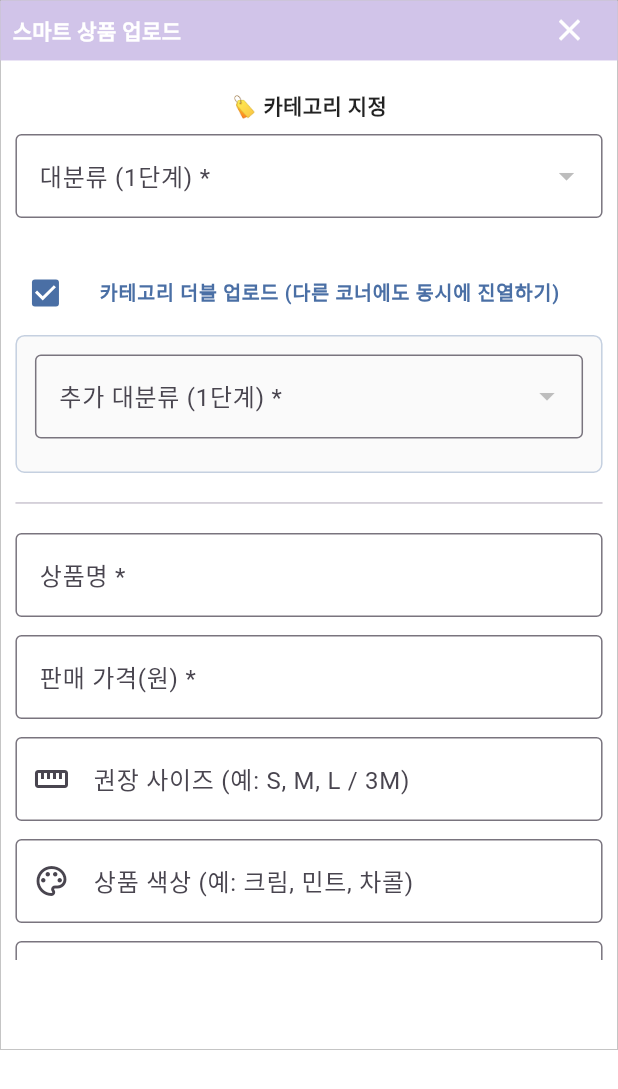
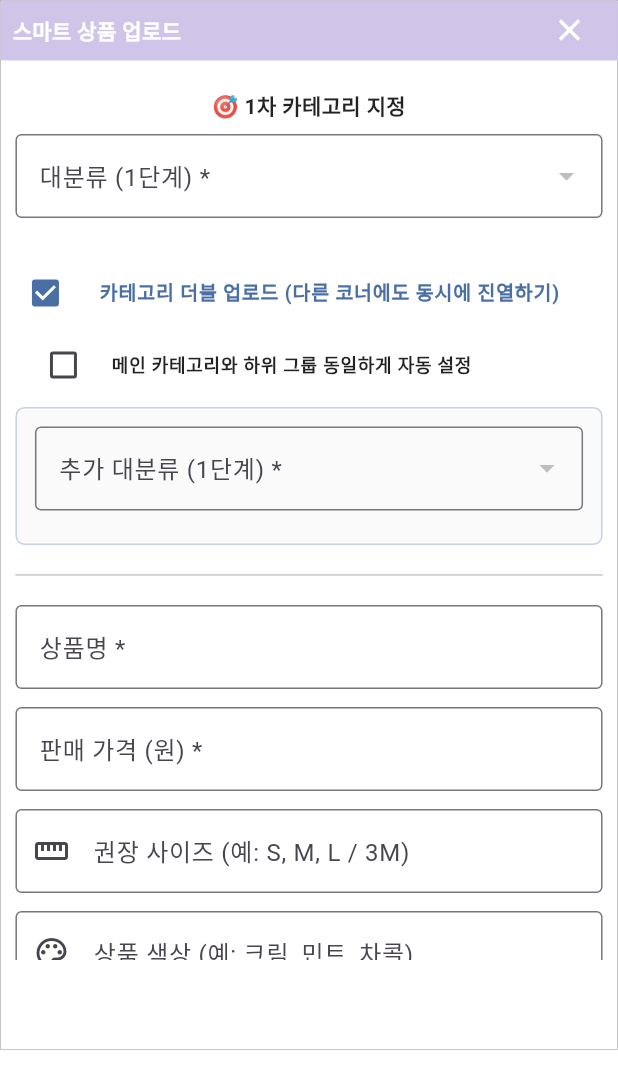
Before and after one commit to Moon-jbin/more_pic, a Flutter app: the ProductUploadDlg widget shown alone on an empty page, opened directly, after a tap on "카테고리 더블 업로드 (다른 코너에도 동시에 진열하기)", on a phone screen of 412 x 824 dp. Shown: the top 1089 px of the screen. Run offline on Flutter 3.47's test engine with Material 3 defaults, Android fonts, the light colour scheme and no system bars; our stand-ins replace cached_network_image, cloud_firestore, firebase_auth, firebase_core, firebase_storage, flutter_hooks and 6 more; missing offline and left inert: dart:html; accounts and stored records are empty; Roboto replaces fonts that are missing (NotoSansKR).

Commit message:
Fix : 하위 그룹 동결 기능 추가

```diff
--- a/lib/utils/dialog/product_upload_dlg.dart
+++ b/lib/utils/dialog/product_upload_dlg.dart
@@ -1,19 +1,15 @@
 import 'dart:async';
 import 'dart:html' as html;
 import 'dart:typed_data';
-import 'dart:ui' as ui;
 import 'package:flutter/material.dart';
 import 'package:flutter_hooks/flutter_hooks.dart';
-import 'package:flutter_image_compress/flutter_image_compress.dart';
 import 'package:hooks_riverpod/hooks_riverpod.dart';
 import 'package:image_picker/image_picker.dart';
-import 'package:more_pic/db/product_repository.dart';
-import 'package:more_pic/global/component/tag_input_widget.dart';
+import 'package:more_pic/provider/product_db_provider.dart';
 import 'package:more_pic/global/custom_widget/custom_widget.dart';
 import 'package:more_pic/global/global.dart';
-import 'package:more_pic/provider/product_db_provider.dart';
-import 'package:cross_file/cross_file.dart';
 import 'package:more_pic/provider/search_provider.dart';
+import 'package:more_pic/db/product_repository.dart';
 
 class ProductUploadDlg extends HookConsumerWidget {
   const ProductUploadDlg({super.key});
@@ -30,24 +26,47 @@ class ProductUploadDlg extends HookConsumerWidget {
     final productImages = useState<List<XFile>>([]);
     final isLoading = useState<bool>(false);
 
-    // 🌟 파이어베이스 동적 메뉴 실시간 수혈
     final menuAsync = ref.watch(globalMenuProvider);
     final List<Map<String, dynamic>> menuData = (menuAsync.value ?? [])
         .map((e) => Map<String, dynamic>.from(e))
         .toList();
 
-    // 🌟 [완치 포인트 1]: 무제한 깊이를 수용하기 위해 선택된 타이틀 경로를 '배열'로 관리합니다!
     final selectedPath1 = useState<List<String>>([]);
 
-    // 🌟 [완치 포인트 2]: 더블 업로드용 추가 카테고리 역시 배열 경로로 무제한 관리합니다.
     final isDoubleCategoryEnabled = useState<bool>(false);
+    // 🚀 [추가됨] 하위 카테고리 동기화 체크박스 상태
+    final isSyncSubCategory = useState<bool>(false);
     final selectedPath2 = useState<List<String>>([]);
 
     final shippingType = useState<String>('국내배송');
     final progress = useState<double>(0.0);
     final progressMsg = useState<String>("");
 
-    // 🌟 [동적 트리 계산기]
+    // 🚀 [추가됨] 메인 카테고리(Path1)가 변경될 때 Path2를 동기화하는 핵심 로직
+    useEffect(() {
+      if (isDoubleCategoryEnabled.value &&
+          isSyncSubCategory.value &&
+          selectedPath2.value.isNotEmpty) {
+
+        final tier1 = selectedPath2.value.first;
+        final syncPath = [tier1];
+
+        // 메인 카테고리의 2단계, 3단계가 있다면 그대로 복사
+        if (selectedPath1.value.length > 1) {
+          syncPath.addAll(selectedPath1.value.sublist(1));
+        }
+
+        // 무한 루프 방지를 위해 값이 다를 때만 업데이트
+        if (selectedPath2.value.join('_') != syncPath.join('_')) {
+          Future.microtask(() {
+            selectedPath2.value = syncPath;
+          });
+        }
+      }
+      return null;
+    }, [selectedPath1.value, isSyncSubCategory.value, isDoubleCategoryEnabled.value]);
+
+
     List<List<Map<String, dynamic>>> getActiveDropdownLevels(
         List<String> currentPath) {
       List<List<Map<String, dynamic>>> levels = [menuData];
@@ -78,7 +97,6 @@ class ProductUploadDlg extends HookConsumerWidget {
       return levels;
     }
 
-    // 🌟 [최종 말단 노드 추적기]
     Map<String, dynamic>? getFinalSelectedNode(List<String> path) {
       if (path.isEmpty) return null;
       List<Map<String, dynamic>> currentLevel = menuData;
@@ -97,7 +115,6 @@ class ProductUploadDlg extends HookConsumerWidget {
       return (finalNode != null && finalNode.isNotEmpty) ? finalNode : null;
     }
 
-    // 👇 [변경됨] 플러터 ui.Image 대신 브라우저 네이티브 html.ImageElement를 직접 받습니다.
     Future<List<XFile>> sliceLongImageWeb(
         html.ImageElement htmlImgElement,
         int originalWidth,
@@ -141,7 +158,7 @@ class ProductUploadDlg extends HookConsumerWidget {
 
       while (currentY < originalHeight) {
         double percent = (currentY / originalHeight).clamp(0.1, 0.85);
-        onProgress(percent, "상세 이미지 [${index + 1}번째 조각] 여백 분석 중...");
+        onProgress(percent, "상세 이미지 [${index + 1}번째 조각] 여백 분석 중..");
 
         int searchLimitY = (currentY + maxSliceHeight).clamp(0, originalHeight);
         int bestCutY = searchLimitY;
@@ -210,7 +227,6 @@ class ProductUploadDlg extends HookConsumerWidget {
       return result;
     }
 
-    // 🚀 상품 업로드 처리 액션
     Future<void> submitProduct() async {
       final finalTargetNode = getFinalSelectedNode(selectedPath1.value);
 
@@ -219,7 +235,7 @@ class ProductUploadDlg extends HookConsumerWidget {
               finalTargetNode['children'] != null &&
               (finalTargetNode['children'] as List).isNotEmpty)) {
         ScaffoldMessenger.of(context).showSnackBar(const SnackBar(
-            content: Text('🏷️ [1번 카테고리] 가장 마지막 하위 단계까지 완전히 선택해 주세요!')));
+            content: Text('⚠️ [1차 카테고리] 가장 마지막 하위 단계까지 안전하게 선택해주세요')));
         return;
       }
 
@@ -231,7 +247,7 @@ class ProductUploadDlg extends HookConsumerWidget {
                 finalDoubleTargetNode['children'] != null &&
                 (finalDoubleTargetNode['children'] as List).isNotEmpty)) {
           ScaffoldMessenger.of(context).showSnackBar(const SnackBar(
-              content: Text('🏷️ [추가 카테고리] 활성화하셨으므로 마지막 하위 단계까지 선택해 주세요!')));
+              content: Text('⚠️ [추가 카테고리] 활성화하였으므로 마지막 하위 단계까지 선택해주세요')));
           return;
         }
       }
@@ -240,14 +256,14 @@ class ProductUploadDlg extends HookConsumerWidget {
           priceController.text.trim().isEmpty ||
           productImages.value.isEmpty) {
         ScaffoldMessenger.of(context).showSnackBar(
-            const SnackBar(content: Text('📝 상품명, 가격, 등록 이미지는 필수 항목입니다!')));
+            const SnackBar(content: Text('🛑 상품명, 가격, 등록 이미지는 필수 입력값입니다')));
         return;
       }
 
       try {
         isLoading.value = true;
         progress.value = 0.0;
-        progressMsg.value = "구글 클라우드 세션 연결 중...";
+        progressMsg.value = "구름 클라우드 통신 연결 중..";
         StateSetter? submitPopupSetState;
 
         showDialog(
@@ -265,7 +281,7 @@ class ProductUploadDlg extends HookConsumerWidget {
                   child: Column(
                     mainAxisSize: MainAxisSize.min,
                     children: [
-                      const Text("☁️ 신상 상품 구글 클라우드 멀티 진열 중",
+                      const Text("🚀 신상 상품 구름 클라우드 멀티 진열 중",
                           style: TextStyle(
                               fontWeight: FontWeight.bold, fontSize: 14)),
                       const SizedBox(height: 20),
@@ -320,7 +336,7 @@ class ProductUploadDlg extends HookConsumerWidget {
               shippingMethod: shippingMethodController.text.trim(),
               imageFiles: productImages.value,
               onProgress: (percent, message) {
-                updateSubmitStatus(percent, "구글 매대에 이쁘게 진열 중: $message");
+                updateSubmitStatus(percent, "구름 매대에 예쁘게 진열 중 $message");
               },
             );
 
@@ -336,7 +352,7 @@ class ProductUploadDlg extends HookConsumerWidget {
         if (context.mounted) Navigator.of(context, rootNavigator: true).pop();
         if (context.mounted) {
           Navigator.of(context).pop();
-          String successMsg = '🎉 [${finalTargetNode['title']}] 매대에 진열 완료!';
+          String successMsg = '✨ [${finalTargetNode['title']}] 매대에 진열 완료!';
           if (isDoubleCategoryEnabled.value) {
             successMsg += ' & [${finalDoubleTargetNode['title']}] 동시 복사 완료!';
           }
@@ -348,7 +364,7 @@ class ProductUploadDlg extends HookConsumerWidget {
           Navigator.of(context, rootNavigator: true).pop();
         }
         ScaffoldMessenger.of(context)
-            .showSnackBar(SnackBar(content: Text('❌ 멀티 등록 실패: $e')));
+            .showSnackBar(SnackBar(content: Text('🔥 멀티 등록 실패: $e')));
       } finally {
         isLoading.value = false;
       }
@@ -362,14 +378,13 @@ class ProductUploadDlg extends HookConsumerWidget {
     final dropdownLevels1 = getActiveDropdownLevels(selectedPath1.value);
     final dropdownLevels2 = getActiveDropdownLevels(selectedPath2.value);
 
-    // 📸 이미지 픽커 엔진
     final ImagePicker picker = ImagePicker();
     Future<void> pickCombinedProductImage() async {
       final List<XFile>? files = await picker.pickMultiImage();
       if (files == null || files.isEmpty) return;
 
       progress.value = 0.0;
-      progressMsg.value = "도매처 원본 해체 준비 중...";
+      progressMsg.value = "판매용 원본 해체 준비 중..";
       StateSetter? popupSetState;
 
       showDialog(
@@ -387,7 +402,7 @@ class ProductUploadDlg extends HookConsumerWidget {
                 child: Column(
                   mainAxisSize: MainAxisSize.min,
                   children: [
-                    const Text("📐 통이미지 해체 및 자동 섬네일 추출",
+                    const Text("🪄 통이미지 해체 및 자동 패널 추출",
                         style: TextStyle(
                             fontWeight: FontWeight.bold, fontSize: 14)),
                     const SizedBox(height: 20),
@@ -427,8 +442,6 @@ class ProductUploadDlg extends HookConsumerWidget {
         fileCount++;
         final Uint8List bytes = await file.readAsBytes();
 
-        // 👇 [핵심 변경] 에러가 나던 플러터 코덱(ui.instantiateImageCodec)을 지우고
-        // 브라우저의 강력한 네이티브 ImageElement를 이용해 우회하여 디코딩합니다.
         final blob = html.Blob([bytes]);
         final blobUrl = html.Url.createObjectUrlFromBlob(blob);
 
@@ -440,7 +453,7 @@ class ProductUploadDlg extends HookConsumerWidget {
             .listen((e) => imgLoadCompleter.completeError("이미지 디코딩 실패"));
         htmlImgElement.src = blobUrl;
 
-        await imgLoadCompleter.future; // 브라우저가 안전하게 이미지를 읽을 때까지 대기
+        await imgLoadCompleter.future;
 
         int imgWidth = htmlImgElement.naturalWidth;
         int imgHeight = htmlImgElement.naturalHeight;
@@ -458,7 +471,6 @@ class ProductUploadDlg extends HookConsumerWidget {
           finalProcessedList.add(file);
         }
 
-        // 메모리 누수 방지
         html.Url.revokeObjectUrl(blobUrl);
       }
 
@@ -481,7 +493,7 @@ class ProductUploadDlg extends HookConsumerWidget {
                   physics: const ClampingScrollPhysics(),
                   child: Column(
                     children: [
-                      const Text('🏷️ 카테고리 지정',
+                      const Text('🎯 1차 카테고리 지정',
                           style: TextStyle(
                               fontWeight: FontWeight.bold,
                               color: Colors.black87)),
@@ -519,6 +531,16 @@ class ProductUploadDlg extends HookConsumerWidget {
                                     .toList();
                                 newPath.add(val);
                                 selectedPath1.value = newPath;
+
+                                // 🚀 메인이 바뀌었는데 동기화 켜져있으면 두번째 카테고리도 갱신
+                                if (isDoubleCategoryEnabled.value && isSyncSubCategory.value && selectedPath2.value.isNotEmpty) {
+                                  final tier1 = selectedPath2.value.first;
+                                  final syncPath = [tier1];
+                                  if (newPath.length > 1) {
+                                    syncPath.addAll(newPath.sublist(1));
+                                  }
+                                  selectedPath2.value = syncPath;
+                                }
                               }
                             },
                           ),
@@ -538,10 +560,44 @@ class ProductUploadDlg extends HookConsumerWidget {
                         contentPadding: EdgeInsets.zero,
                         onChanged: (val) {
                           isDoubleCategoryEnabled.value = val ?? false;
+                          if (!isDoubleCategoryEnabled.value) {
+                             isSyncSubCategory.value = false; // 비활성화시 동기화도 끄기
+                          }
                         },
                       ),
 
                       if (isDoubleCategoryEnabled.value) ...[
+                        // 🚀 [추가됨] 하위 그룹 동일하게 설정 체크박스
+                        Padding(
+                          padding: const EdgeInsets.only(left: 12, bottom: 8),
+                          child: CheckboxListTile(
+                            title: const Text('메인 카테고리와 하위 그룹 동일하게 자동 설정',
+                                style: TextStyle(
+                                    fontSize: 12,
+                                    fontWeight: FontWeight.w600,
+                                    color: Colors.black87)),
+                            value: isSyncSubCategory.value,
+                            activeColor: const Color(0xFF4A6FA5),
+                            controlAffinity: ListTileControlAffinity.leading,
+                            contentPadding: EdgeInsets.zero,
+                            dense: true,
+                            visualDensity: VisualDensity.compact,
+                            onChanged: (val) {
+                              isSyncSubCategory.value = val ?? false;
+
+                              if (isSyncSubCategory.value && selectedPath2.value.isNotEmpty) {
+                                // 켜는 순간 즉시 동기화 세팅
+                                final tier1 = selectedPath2.value.first;
+                                final syncPath = [tier1];
+                                if (selectedPath1.value.length > 1) {
+                                  syncPath.addAll(selectedPath1.value.sublist(1));
+                                }
+                                selectedPath2.value = syncPath;
+                              }
+                            },
+                          ),
+                        ),
+
                         Container(
                           padding: const EdgeInsets.all(12),
                           decoration: BoxDecoration(
@@ -559,6 +615,9 @@ class ProductUploadDlg extends HookConsumerWidget {
                                       ? selectedPath2.value[levelIndex]
                                       : null;
 
+                              // 🚀 동기화 켜져있고 1단계 이상이면 클릭 비활성화 (시각적 처리 포함)
+                              final bool isSyncDisabled = isSyncSubCategory.value && levelIndex > 0;
+
                               return Padding(
                                 padding: const EdgeInsets.only(bottom: 10),
                                 child: DropdownButtonFormField<String>(
@@ -569,6 +628,8 @@ class ProductUploadDlg extends HookConsumerWidget {
                                         ? '추가 대분류 (1단계) *'
                                         : '추가 ${levelIndex + 1}단계 하위 그룹',
                                     border: const OutlineInputBorder(),
+                                    filled: isSyncDisabled,
+                                    fillColor: isSyncDisabled ? Colors.grey.shade200 : null,
                                   ),
                                   value: selectedVal,
                                   items: itemsInLevel.map((node) {
@@ -577,13 +638,24 @@ class ProductUploadDlg extends HookConsumerWidget {
                                       child: Text(node['title'] as String),
                                     );
                                   }).toList(),
-                                  onChanged: (val) {
+                                  // 🚀 동기화 중이면 onChanged를 null로 주어 선택 불가능하게 만듦
+                                  onChanged: isSyncDisabled ? null : (val) {
                                     if (val != null) {
-                                      final newPath = selectedPath2.value
-                                          .take(levelIndex)
-                                          .toList();
-                                      newPath.add(val);
-                                      selectedPath2.value = newPath;
+                                      if (isSyncSubCategory.value && levelIndex == 0) {
+                                        // 1단계 변경 시 동기화 모드라면 나머지 복사
+                                        final newPath = [val];
+                                        if (selectedPath1.value.length > 1) {
+                                          newPath.addAll(selectedPath1.value.sublist(1));
+                                        }
+                                        selectedPath2.value = newPath;
+                                      } else {
+                                        // 일반 모드
+                                        final newPath = selectedPath2.value
+                                            .take(levelIndex)
+                                            .toList();
+                                        newPath.add(val);
+                                        selectedPath2.value = newPath;
+                                      }
                                     }
                                   },
                                 ),
@@ -607,7 +679,7 @@ class ProductUploadDlg extends HookConsumerWidget {
                           controller: priceController,
                           keyboardType: TextInputType.number,
                           decoration: const InputDecoration(
-                              labelText: '판매 가격(원) *',
+                              labelText: '판매 가격 (원) *',
                               border: OutlineInputBorder())),
                       const SizedBox(height: 12),
                       TextField(
@@ -639,11 +711,11 @@ class ProductUploadDlg extends HookConsumerWidget {
                       const Padding(
                           padding: EdgeInsets.symmetric(vertical: 12),
                           child: Divider()),
-                      const Text('📸 사입처 통이미지 등록 *',
+                      const Text('📸 단입통 통이미지 등록 *',
                           style: TextStyle(fontWeight: FontWeight.bold)),
                       const SizedBox(height: 4),
                       const Text(
-                        'PC는 사진을 마우스로 드래그, 모바일은 우측 하단 아이콘을 터치하여 이동하세요.\n맨 앞의 사진이 자동으로 [대표 이미지]가 됩니다.',
+                        'PC는 사진을 마우스로 드래그, 모바일은 우측 상단 아이콘을 터치하여 이동하세요\n순서의 맨앞의 사진이 자동으로 [메인 썸네일]이 됩니다',
                         textAlign: TextAlign.center,
                         style: TextStyle(
                             color: Colors.blueAccent,
@@ -656,8 +728,8 @@ class ProductUploadDlg extends HookConsumerWidget {
                         onPressed: pickCombinedProductImage,
                         icon: const Icon(Icons.cloud_upload_outlined),
                         label: Text(productImages.value.isEmpty
-                            ? '사입처 통사진 등록하기'
-                            : '사진 변경하기 (${productImages.value.length}개 조각)'),
+                            ? '단입통 복사본 등록하기'
+                            : '사진 변경하기(${productImages.value.length}개 조각)'),
                         style: ElevatedButton.styleFrom(
                             backgroundColor: const Color(0xFF4A6FA5),
                             foregroundColor: Colors.white,
@@ -666,7 +738,6 @@ class ProductUploadDlg extends HookConsumerWidget {
                       ),
                       const SizedBox(height: 12),
 
-                      // 🔥 [이미지 드래그 앤 드롭 기능 적용]
                       if (productImages.value.isNotEmpty)
                         Container(
                           height: 110,
@@ -713,7 +784,6 @@ class ProductUploadDlg extends HookConsumerWidget {
                                 padding: const EdgeInsets.only(right: 12),
                                 child: Stack(
                                   children: [
-                                    // 💡 PC면 사진 전체 즉시 드래그, 모바일이면 사진 영역은 스와이프(가로 스크롤) 허용
                                     isDesktopOrWeb
                                         ? ReorderableDragStartListener(
                                             index: index,
@@ -729,7 +799,7 @@ class ProductUploadDlg extends HookConsumerWidget {
                                           padding: const EdgeInsets.symmetric(
                                               horizontal: 4, vertical: 2),
                                           color: const Color(0xFF4A6FA5),
-                                          child: const Text('대표',
+                                          child: const Text('메인',
                                               style: TextStyle(
                                                   color: Colors.white,
                                                   fontSize: 9,
@@ -757,11 +827,10 @@ class ProductUploadDlg extends HookConsumerWidget {
                                       ),
                                     ),
 
-                                    // 🎯 모바일 전용 즉시 이동 손잡이 (우측 하단)
                                     if (!isDesktopOrWeb)
                                       Positioned(
                                         bottom: 4,
-                                        right: 16, // 마진, 패딩 고려 위치
+                                        right: 16,
                                         child: ReorderableDragStartListener(
                                           index: index,
                                           child: Container(
```
Also changed, not shown: 1 other file.
